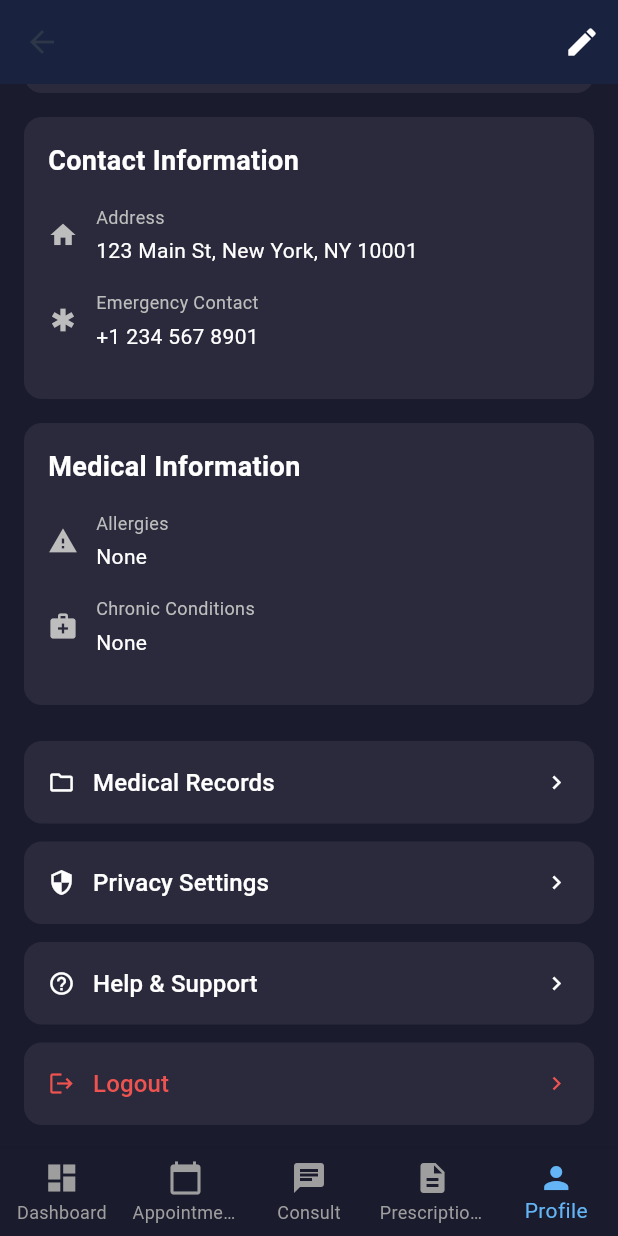
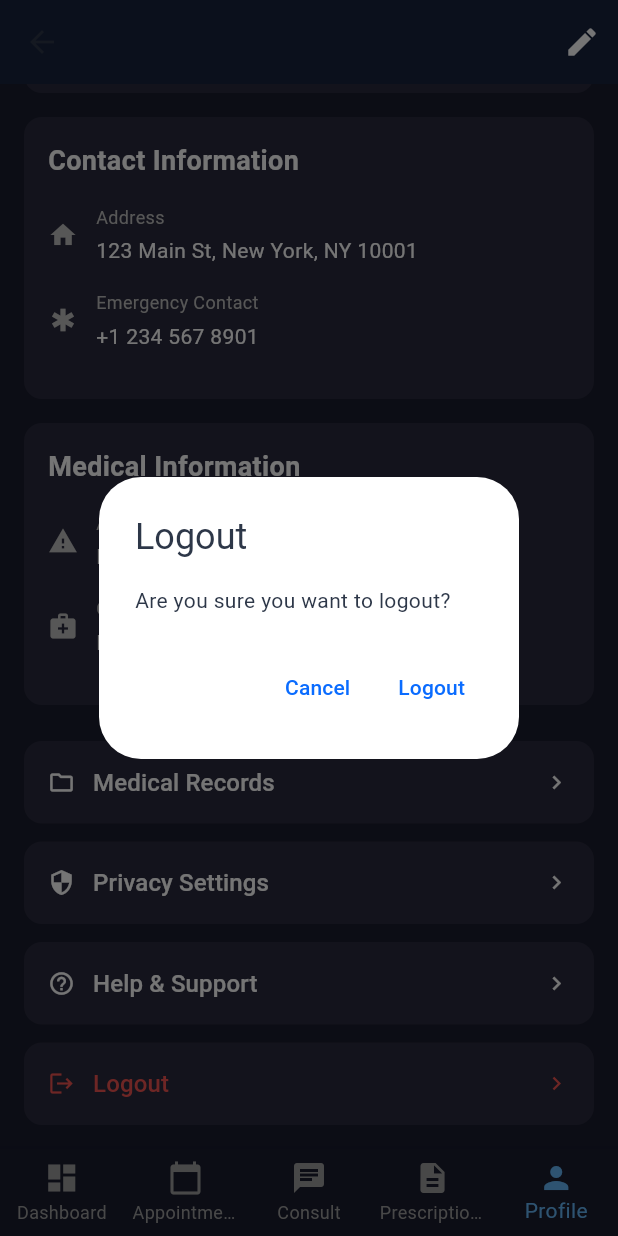
Before and after one commit to prakharsingh-74/Docpilot, a Flutter app: the PatientProfileScreen screen opened by its route, scrolled down 493 dp, after a tap on "Logout", on a phone screen of 412 x 824 dp. Run offline on Flutter 3.47's test engine with Material 3 defaults, Android fonts, the phone set to English and light mode, and no system bars; our stand-ins replace appwrite, flutter_riverpod.

Commit message:
Pass account data to PatientProfileScreen and implement logout confirmation dialog

```diff
--- a/lib/main.dart
+++ b/lib/main.dart
@@ -37,7 +37,7 @@ class DocPilotApp extends StatelessWidget {
         '/appointments': (context) => const AppointmentsScreen(),
         '/consult': (context) => const PatientConsultationScreen(),
         '/prescriptions': (context) => const PatientPrescriptionScreen(),
-        '/profile': (context) => const PatientProfileScreen(),
+        '/profile': (context) => PatientProfileScreen(account: account),
       },
     );
   }
--- a/lib/presentation/profile/patient_profile_screen.dart
+++ b/lib/presentation/profile/patient_profile_screen.dart
@@ -1,7 +1,10 @@
 import 'package:flutter/material.dart';
+import 'package:appwrite/appwrite.dart';
+import 'package:docpilot/presentation/auth/login_screen.dart';
 
 class PatientProfileScreen extends StatefulWidget {
-  const PatientProfileScreen({super.key});
+  final Account account;
+  const PatientProfileScreen({super.key, required this.account});
 
   @override
   State<PatientProfileScreen> createState() => _PatientProfileScreenState();
@@ -151,7 +154,7 @@ class _PatientProfileScreenState extends State<PatientProfileScreen> {
                 }),
                 const SizedBox(height: 12),
                 _buildActionButton('Logout', Icons.logout, () {
-                  // TODO: Implement logout
+                  _showLogoutDialog(context);
                 }, color: Colors.red[400]),
               ],
             ],
@@ -313,4 +316,35 @@ class _PatientProfileScreenState extends State<PatientProfileScreen> {
       ),
     );
   }
+
+  void _showLogoutDialog(BuildContext context) {
+    showDialog(
+      context: context,
+      builder:
+          (context) => AlertDialog(
+            title: const Text('Logout'),
+            content: const Text('Are you sure you want to logout?'),
+            actions: [
+              TextButton(
+                onPressed: () {
+                  Navigator.of(context).pop();
+                },
+                child: const Text('Cancel'),
+              ),
+              TextButton(
+                onPressed: () {
+                  Navigator.of(context).pushAndRemoveUntil(
+                    MaterialPageRoute(
+                      builder:
+                          (context) => LoginScreen(account: widget.account),
+                    ),
+                    (route) => false,
+                  );
+                },
+                child: const Text('Logout'),
+              ),
+            ],
+          ),
+    );
+  }
 }
```
